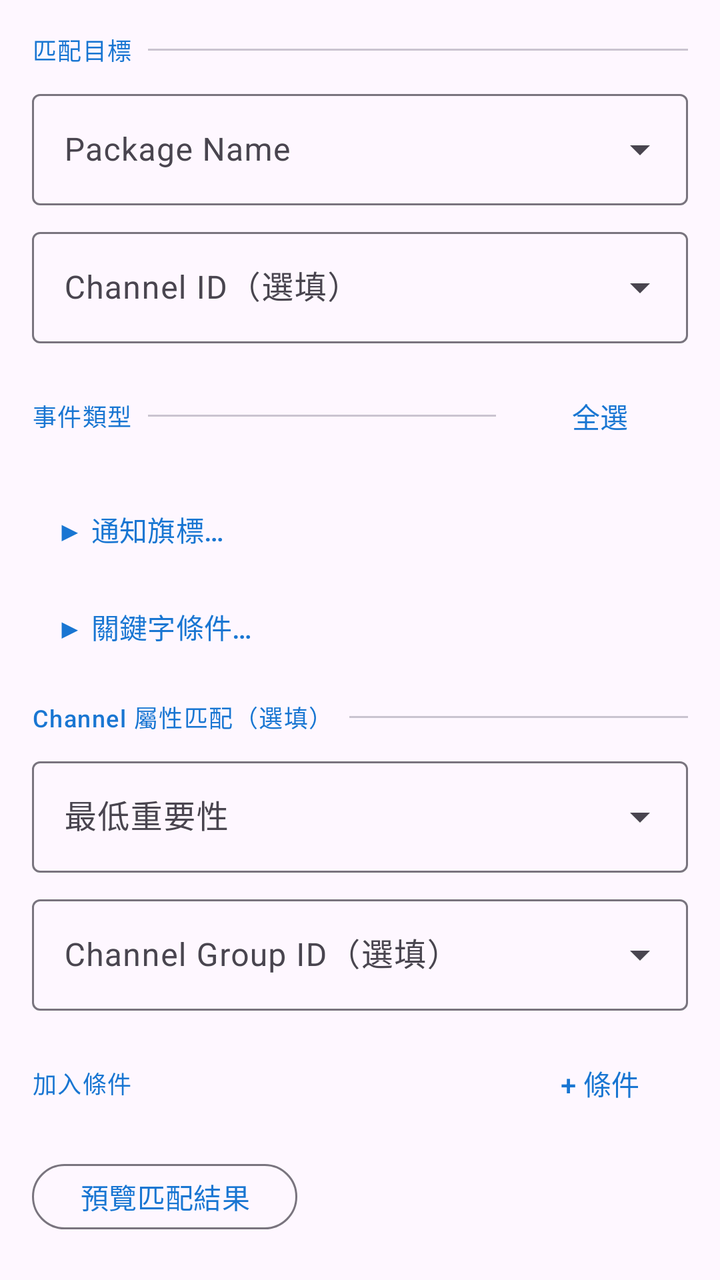
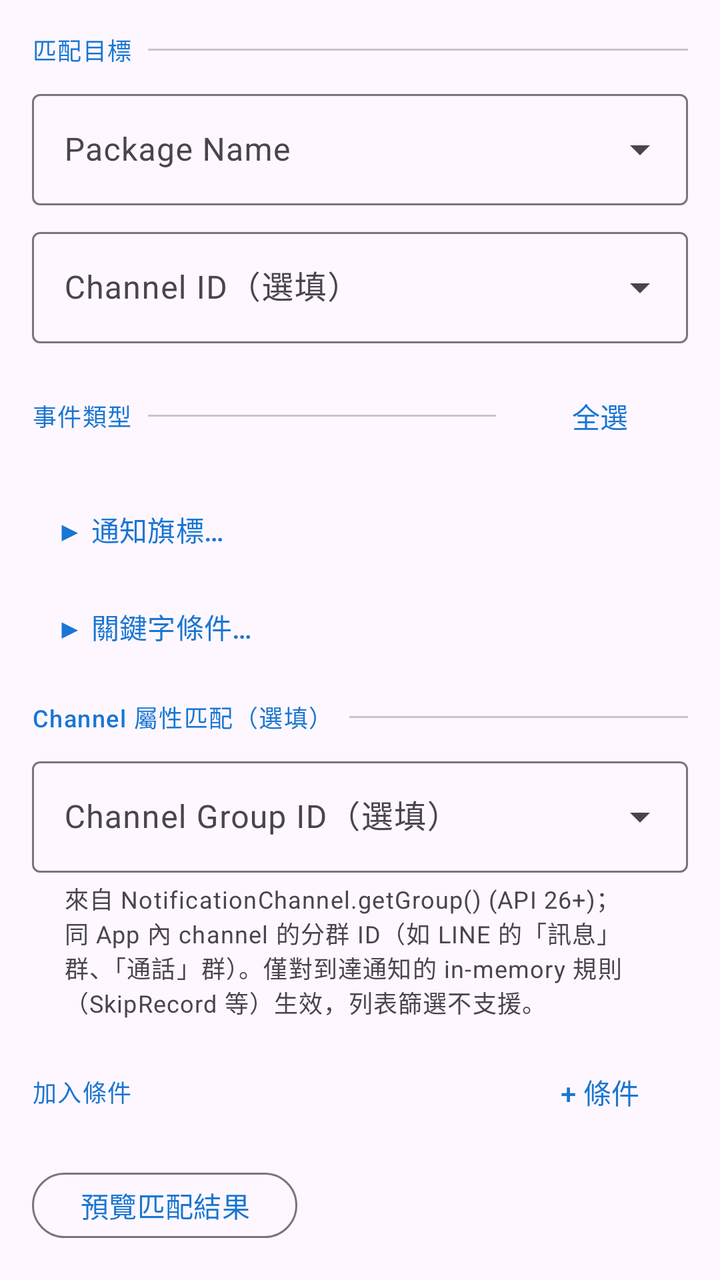

Compare the two renders of this Android layout. The source of the first and the diff that turns it into the second are given below.
<!-- AndroidManifest.xml: application theme Theme.NotificationMaster -->
<!-- res/layout/dialog_add_filter_rule.xml -->
<?xml version="1.0" encoding="utf-8"?>
<ScrollView xmlns:android="http://schemas.android.com/apk/res/android"
    xmlns:app="http://schemas.android.com/apk/res-auto"
    android:layout_width="match_parent"
    android:layout_height="wrap_content"
    android:padding="16dp">

    <LinearLayout
        android:layout_width="match_parent"
        android:layout_height="wrap_content"
        android:orientation="vertical">

        
        <com.google.android.material.textfield.TextInputLayout
            android:id="@+id/layout_category"
            style="@style/Widget.Material3.TextInputLayout.OutlinedBox.ExposedDropdownMenu"
            android:layout_width="match_parent"
            android:layout_height="wrap_content"
            android:hint="@string/filter_dialog_category"
            android:layout_marginBottom="8dp"
            android:visibility="gone">

            <com.google.android.material.textfield.MaterialAutoCompleteTextView
                android:id="@+id/dropdown_category"
                android:layout_width="match_parent"
                android:layout_height="wrap_content"
                android:inputType="none"
                android:editable="false" />

        </com.google.android.material.textfield.TextInputLayout>

        
        <LinearLayout
            android:id="@+id/section_header_target"
            android:layout_width="match_parent"
            android:layout_height="wrap_content"
            android:orientation="horizontal"
            android:gravity="center_vertical"
            android:layout_marginBottom="8dp">

            <com.google.android.material.textview.MaterialTextView
                android:layout_width="wrap_content"
                android:layout_height="wrap_content"
                android:text="@string/filter_section_target"
                android:textAppearance="?attr/textAppearanceLabelMedium"
                android:textColor="?attr/colorPrimary" />

            <com.google.android.material.divider.MaterialDivider
                android:layout_width="0dp"
                android:layout_height="wrap_content"
                android:layout_weight="1"
                android:layout_marginStart="8dp" />
        </LinearLayout>

        
        <com.google.android.material.textfield.TextInputLayout
            android:id="@+id/layout_package_name"
            style="@style/Widget.Material3.TextInputLayout.OutlinedBox.ExposedDropdownMenu"
            android:layout_width="match_parent"
            android:layout_height="wrap_content"
            android:hint="@string/filter_dialog_package_name"
            android:layout_marginBottom="8dp">

            <com.google.android.material.textfield.MaterialAutoCompleteTextView
                android:id="@+id/edit_package_name"
                android:layout_width="match_parent"
                android:layout_height="wrap_content"
                android:inputType="textNoSuggestions"
                android:completionThreshold="1" />
        </com.google.android.material.textfield.TextInputLayout>

        
        <com.google.android.material.textfield.TextInputLayout
            android:id="@+id/layout_channel_id"
            style="@style/Widget.Material3.TextInputLayout.OutlinedBox.ExposedDropdownMenu"
            android:layout_width="match_parent"
            android:layout_height="wrap_content"
            android:hint="@string/filter_dialog_channel_id"
            android:layout_marginBottom="8dp">

            <com.google.android.material.textfield.MaterialAutoCompleteTextView
                android:id="@+id/edit_channel_id"
                android:layout_width="match_parent"
                android:layout_height="wrap_content"
                android:inputType="textNoSuggestions"
                android:completionThreshold="1" />
        </com.google.android.material.textfield.TextInputLayout>

        
        <LinearLayout
            android:id="@+id/section_header_event_types"
            android:layout_width="match_parent"
            android:layout_height="wrap_content"
            android:orientation="horizontal"
            android:gravity="center_vertical"
            android:layout_marginTop="8dp"
            android:layout_marginBottom="8dp">

            <com.google.android.material.textview.MaterialTextView
                android:layout_width="wrap_content"
                android:layout_height="wrap_content"
                android:text="@string/filter_dialog_event_types"
                android:textAppearance="?attr/textAppearanceLabelMedium"
                android:textColor="?attr/colorPrimary" />

            <com.google.android.material.divider.MaterialDivider
                android:layout_width="0dp"
                android:layout_height="wrap_content"
                android:layout_weight="1"
                android:layout_marginStart="8dp"
                android:layout_marginEnd="8dp" />

            <com.google.android.material.button.MaterialButton
                android:id="@+id/btn_select_all"
                style="@style/Widget.Material3.Button.TextButton"
                android:layout_width="wrap_content"
                android:layout_height="wrap_content"
                android:text="@string/filter_select_all"
                android:minHeight="36dp" />
        </LinearLayout>

        
        <LinearLayout
            android:id="@+id/container_event_types"
            android:layout_width="match_parent"
            android:layout_height="wrap_content"
            android:orientation="vertical"
            android:paddingStart="8dp"
            android:paddingEnd="0dp"
            android:descendantFocusability="blocksDescendants" />

        
        <com.google.android.material.button.MaterialButton
            android:id="@+id/btn_toggle_flags"
            style="@style/Widget.Material3.Button.TextButton"
            android:layout_width="wrap_content"
            android:layout_height="wrap_content"
            android:layout_marginTop="8dp"
            android:text="@string/filter_flags_expand"
            android:minHeight="36dp" />

        <LinearLayout
            android:id="@+id/layout_flags_section"
            android:layout_width="match_parent"
            android:layout_height="wrap_content"
            android:orientation="vertical"
            android:paddingStart="8dp"
            android:paddingEnd="0dp"
            android:visibility="gone">

            
            <LinearLayout
                android:layout_width="match_parent"
                android:layout_height="wrap_content"
                android:orientation="horizontal"
                android:gravity="center_vertical"
                android:layout_marginBottom="8dp">

                <com.google.android.material.textview.MaterialTextView
                    android:layout_width="wrap_content"
                    android:layout_height="wrap_content"
                    android:text="@string/filter_flags_title"
                    android:textAppearance="?attr/textAppearanceLabelMedium"
                    android:textColor="?attr/colorPrimary" />

                <com.google.android.material.divider.MaterialDivider
                    android:layout_width="0dp"
                    android:layout_height="wrap_content"
                    android:layout_weight="1"
                    android:layout_marginStart="8dp" />
            </LinearLayout>

            
            <LinearLayout
                android:id="@+id/container_flags"
                android:layout_width="match_parent"
                android:layout_height="wrap_content"
                android:orientation="vertical" />

            
            <LinearLayout
                android:layout_width="match_parent"
                android:layout_height="wrap_content"
                android:orientation="horizontal"
                android:gravity="center_vertical"
                android:layout_marginTop="12dp"
                android:layout_marginBottom="8dp">

                <com.google.android.material.textview.MaterialTextView
                    android:layout_width="wrap_content"
                    android:layout_height="wrap_content"
                    android:text="@string/filter_derived_title"
                    android:textAppearance="?attr/textAppearanceLabelMedium"
                    android:textColor="?attr/colorPrimary" />

                <com.google.android.material.divider.MaterialDivider
                    android:layout_width="0dp"
                    android:layout_height="wrap_content"
                    android:layout_weight="1"
                    android:layout_marginStart="8dp" />
            </LinearLayout>

            
            <LinearLayout
                android:id="@+id/container_derived"
                android:layout_width="match_parent"
                android:layout_height="wrap_content"
                android:orientation="vertical" />

        </LinearLayout>

        
        <com.google.android.material.button.MaterialButton
            android:id="@+id/btn_toggle_keyword"
            style="@style/Widget.Material3.Button.TextButton"
            android:layout_width="wrap_content"
            android:layout_height="wrap_content"
            android:layout_marginTop="8dp"
            android:text="@string/filter_keyword_expand"
            android:minHeight="36dp" />

        <LinearLayout
            android:id="@+id/layout_keyword_section"
            android:layout_width="match_parent"
            android:layout_height="wrap_content"
            android:orientation="vertical"
            android:paddingStart="8dp"
            android:paddingEnd="0dp"
            android:visibility="gone">

            <com.google.android.material.textfield.TextInputLayout
                android:id="@+id/layout_keyword_pattern"
                style="@style/Widget.Material3.TextInputLayout.OutlinedBox"
                android:layout_width="match_parent"
                android:layout_height="wrap_content"
                android:layout_marginTop="4dp"
                android:hint="@string/filter_keyword_pattern_hint">

                <com.google.android.material.textfield.TextInputEditText
                    android:id="@+id/edit_keyword_pattern"
                    android:layout_width="match_parent"
                    android:layout_height="wrap_content" />

            </com.google.android.material.textfield.TextInputLayout>

            
            <com.google.android.material.textview.MaterialTextView
                android:layout_width="wrap_content"
                android:layout_height="wrap_content"
                android:text="@string/filter_keyword_fields_label"
                android:textAppearance="?attr/textAppearanceLabelSmall"
                android:textColor="?android:attr/textColorSecondary"
                android:layout_marginTop="8dp"
                android:layout_marginBottom="4dp" />

            
            <LinearLayout
                android:id="@+id/container_keyword_fields"
                android:layout_width="match_parent"
                android:layout_height="wrap_content"
                android:orientation="vertical"
                android:descendantFocusability="blocksDescendants" />

            
            <com.google.android.material.materialswitch.MaterialSwitch
                android:id="@+id/switch_keyword_regex"
                android:layout_width="match_parent"
                android:layout_height="wrap_content"
                android:layout_marginTop="4dp"
                android:text="@string/filter_keyword_regex" />

        </LinearLayout>

        
        <LinearLayout
            android:id="@+id/section_header_channel_property"
            android:layout_width="match_parent"
            android:layout_height="wrap_content"
            android:orientation="horizontal"
            android:gravity="center_vertical"
            android:layout_marginTop="16dp"
            android:layout_marginBottom="8dp">

            <com.google.android.material.textview.MaterialTextView
                android:id="@+id/label_channel_property"
                android:layout_width="wrap_content"
                android:layout_height="wrap_content"
                android:text="@string/filter_channel_property_title"
                android:textAppearance="?attr/textAppearanceLabelMedium"
                android:textColor="?attr/colorPrimary" />

            <com.google.android.material.divider.MaterialDivider
                android:layout_width="0dp"
                android:layout_height="wrap_content"
                android:layout_weight="1"
                android:layout_marginStart="8dp" />
        </LinearLayout>

        <com.google.android.material.textfield.TextInputLayout
            android:id="@+id/layout_min_importance"
            style="@style/Widget.Material3.TextInputLayout.OutlinedBox.ExposedDropdownMenu"
            android:layout_width="match_parent"
            android:layout_height="wrap_content"
            android:layout_marginBottom="8dp"
            android:hint="@string/filter_min_importance">

            <com.google.android.material.textfield.MaterialAutoCompleteTextView
                android:id="@+id/dropdown_min_importance"
                android:layout_width="match_parent"
                android:layout_height="wrap_content"
                android:inputType="none"
                android:editable="false" />

        </com.google.android.material.textfield.TextInputLayout>

        <com.google.android.material.textfield.TextInputLayout
            android:id="@+id/layout_group_id"
            style="@style/Widget.Material3.TextInputLayout.OutlinedBox.ExposedDropdownMenu"
            android:layout_width="match_parent"
            android:layout_height="wrap_content"
            android:hint="@string/filter_group_id">

            <com.google.android.material.textfield.MaterialAutoCompleteTextView
                android:id="@+id/edit_group_id"
                android:layout_width="match_parent"
                android:layout_height="wrap_content"
                android:inputType="textNoSuggestions"
                android:completionThreshold="1" />

        </com.google.android.material.textfield.TextInputLayout>

        
        <LinearLayout
            android:id="@+id/layout_field_predicates_section"
            android:layout_width="match_parent"
            android:layout_height="wrap_content"
            android:orientation="vertical"
            android:layout_marginTop="16dp">

            <LinearLayout
                android:layout_width="match_parent"
                android:layout_height="wrap_content"
                android:orientation="horizontal"
                android:gravity="center_vertical">

                <com.google.android.material.textview.MaterialTextView
                    android:layout_width="0dp"
                    android:layout_weight="1"
                    android:layout_height="wrap_content"
                    android:text="@string/filter_section_field_predicates"
                    android:textAppearance="?attr/textAppearanceLabelMedium"
                    android:textColor="?attr/colorPrimary" />

                <com.google.android.material.button.MaterialButton
                    android:id="@+id/btn_add_field_predicate"
                    style="@style/Widget.Material3.Button.TextButton"
                    android:layout_width="wrap_content"
                    android:layout_height="wrap_content"
                    android:text="@string/filter_add_field_predicate"
                    android:minHeight="36dp" />
            </LinearLayout>

            <LinearLayout
                android:id="@+id/container_field_predicates"
                android:layout_width="match_parent"
                android:layout_height="wrap_content"
                android:orientation="vertical" />
        </LinearLayout>

        
        <LinearLayout
            android:id="@+id/layout_list_filter_settings"
            android:layout_width="match_parent"
            android:layout_height="wrap_content"
            android:orientation="vertical"
            android:visibility="gone"
            android:layout_marginTop="16dp">

            <com.google.android.material.textview.MaterialTextView
                android:layout_width="wrap_content"
                android:layout_height="wrap_content"
                android:text="@string/filter_section_list_filter"
                android:textAppearance="?attr/textAppearanceLabelMedium"
                android:textColor="?attr/colorPrimary"
                android:layout_marginBottom="8dp" />

            <com.google.android.material.textfield.TextInputLayout
                android:layout_width="match_parent"
                android:layout_height="wrap_content"
                android:hint="@string/filter_list_order"
                style="@style/Widget.Material3.TextInputLayout.OutlinedBox.ExposedDropdownMenu">

                <com.google.android.material.textfield.MaterialAutoCompleteTextView
                    android:id="@+id/dropdown_list_order"
                    android:layout_width="match_parent"
                    android:layout_height="wrap_content"
                    android:inputType="none"
                    android:focusable="false" />
            </com.google.android.material.textfield.TextInputLayout>

            <com.google.android.material.materialswitch.MaterialSwitch
                android:id="@+id/switch_list_dedup"
                android:layout_width="wrap_content"
                android:layout_height="wrap_content"
                android:layout_marginTop="8dp"
                android:text="@string/filter_list_dedup" />

            <com.google.android.material.textfield.TextInputLayout
                android:layout_width="match_parent"
                android:layout_height="wrap_content"
                android:layout_marginTop="8dp"
                android:hint="@string/filter_list_limit"
                style="@style/Widget.Material3.TextInputLayout.OutlinedBox.Dense">

                <com.google.android.material.textfield.TextInputEditText
                    android:id="@+id/edit_list_limit"
                    android:layout_width="match_parent"
                    android:layout_height="wrap_content"
                    android:inputType="number"
                    android:maxLines="1" />
            </com.google.android.material.textfield.TextInputLayout>
        </LinearLayout>

        
        <LinearLayout
            android:id="@+id/layout_action_settings"
            android:layout_width="match_parent"
            android:layout_height="wrap_content"
            android:orientation="vertical"
            android:visibility="gone">

            <LinearLayout
                android:layout_width="match_parent"
                android:layout_height="wrap_content"
                android:orientation="horizontal"
                android:gravity="center_vertical"
                android:layout_marginTop="16dp"
                android:layout_marginBottom="8dp">

                <com.google.android.material.textview.MaterialTextView
                    android:layout_width="wrap_content"
                    android:layout_height="wrap_content"
                    android:text="@string/filter_section_action"
                    android:textAppearance="?attr/textAppearanceLabelMedium"
                    android:textColor="?attr/colorPrimary" />

                <com.google.android.material.divider.MaterialDivider
                    android:layout_width="0dp"
                    android:layout_height="wrap_content"
                    android:layout_weight="1"
                    android:layout_marginStart="8dp" />
            </LinearLayout>

            
            <com.google.android.material.textfield.TextInputLayout
                android:id="@+id/layout_dismiss_delay"
                style="@style/Widget.Material3.TextInputLayout.OutlinedBox.ExposedDropdownMenu"
                android:layout_width="match_parent"
                android:layout_height="wrap_content"
                android:hint="@string/filter_dismiss_delay"
                android:layout_marginBottom="8dp"
                android:visibility="gone">

                <com.google.android.material.textfield.MaterialAutoCompleteTextView
                    android:id="@+id/dropdown_dismiss_delay"
                    android:layout_width="match_parent"
                    android:layout_height="wrap_content"
                    android:inputType="none"
                    android:editable="false" />

            </com.google.android.material.textfield.TextInputLayout>

            
            <com.google.android.material.textfield.TextInputLayout
                android:id="@+id/layout_dismiss_delay_custom"
                style="@style/Widget.Material3.TextInputLayout.OutlinedBox"
                android:layout_width="match_parent"
                android:layout_height="wrap_content"
                android:hint="@string/filter_dismiss_delay_custom_hint"
                android:layout_marginBottom="8dp"
                android:visibility="gone">

                <com.google.android.material.textfield.TextInputEditText
                    android:id="@+id/edit_dismiss_delay_custom"
                    android:layout_width="match_parent"
                    android:layout_height="wrap_content"
                    android:inputType="number" />

            </com.google.android.material.textfield.TextInputLayout>

            
            <com.google.android.material.button.MaterialButton
                android:id="@+id/btn_choose_sound"
                style="@style/Widget.Material3.Button.OutlinedButton"
                android:layout_width="match_parent"
                android:layout_height="wrap_content"
                android:layout_marginBottom="8dp"
                android:text="@string/filter_alert_choose_sound"
                android:visibility="gone" />

            
            <com.google.android.material.materialswitch.MaterialSwitch
                android:id="@+id/switch_alert_vibrate"
                android:layout_width="match_parent"
                android:layout_height="wrap_content"
                android:text="@string/filter_alert_vibrate"
                android:checked="true"
                android:visibility="gone" />

            
            <com.google.android.material.materialswitch.MaterialSwitch
                android:id="@+id/switch_alarm_stream"
                android:layout_width="match_parent"
                android:layout_height="wrap_content"
                android:text="@string/filter_alert_alarm_stream"
                android:checked="true"
                android:visibility="gone" />

        </LinearLayout>

        
        <LinearLayout
            android:layout_width="match_parent"
            android:layout_height="wrap_content"
            android:orientation="horizontal"
            android:gravity="center_vertical"
            android:layout_marginTop="16dp">

            <com.google.android.material.button.MaterialButton
                android:id="@+id/btn_preview_match"
                style="@style/Widget.Material3.Button.OutlinedButton"
                android:layout_width="wrap_content"
                android:layout_height="wrap_content"
                android:text="@string/filter_preview_match"
                android:minHeight="36dp" />

            <com.google.android.material.textview.MaterialTextView
                android:id="@+id/text_preview_count"
                android:layout_width="0dp"
                android:layout_weight="1"
                android:layout_height="wrap_content"
                android:layout_marginStart="12dp"
                android:gravity="end"
                android:textAppearance="?attr/textAppearanceBodyMedium"
                android:textColor="?attr/colorOnSurfaceVariant" />
        </LinearLayout>

    </LinearLayout>
</ScrollView>
<!-- resources referenced by this layout -->
<resources>
  <string name="filter_add_field_predicate">+ 條件</string>
  <string name="filter_alert_alarm_stream">使用鬧鈴通道（不受靜音影響）</string>
  <string name="filter_alert_choose_sound">選擇提醒鈴聲</string>
  <string name="filter_alert_vibrate">振動</string>
  <string name="filter_channel_property_title">Channel 屬性匹配（選填）</string>
  <string name="filter_derived_title">推斷屬性</string>
  <string name="filter_dialog_category">規則類別</string>
  <string name="filter_dialog_channel_id">Channel ID（選填）</string>
  <string name="filter_dialog_event_types">事件類型</string>
  <string name="filter_dialog_package_name">Package Name</string>
  <string name="filter_dismiss_delay">清除延遲</string>
  <string name="filter_dismiss_delay_custom_hint">分鐘</string>
  <string name="filter_flags_expand">▶ 通知旗標…</string>
  <string name="filter_flags_title">通知旗標</string>
  <string name="filter_group_id">Channel Group ID（選填）</string>
  <string name="filter_keyword_expand">▶ 關鍵字條件…</string>
  <string name="filter_keyword_fields_label">搜尋欄位：</string>
  <string name="filter_keyword_pattern_hint">搜尋關鍵字或正規表示式</string>
  <string name="filter_keyword_regex">使用正規表示式</string>
  <string name="filter_list_dedup">去除重複</string>
  <string name="filter_list_limit">筆數上限（留空 = 不限）</string>
  <string name="filter_list_order">排序</string>
  <string name="filter_min_importance">最低重要性</string>
  <string name="filter_preview_match">預覽匹配結果</string>
  <string name="filter_section_action">動作設定</string>
  <string name="filter_section_field_predicates">加入條件</string>
  <string name="filter_section_list_filter">列表設定</string>
  <string name="filter_section_target">匹配目標</string>
  <string name="filter_select_all">全選</string>
  <style name="Theme.NotificationMaster" parent="Theme.Material3.DayNight.NoActionBar">
          
          <item name="colorPrimary">@color/primary</item>
          <item name="colorPrimaryVariant">@color/primary_dark</item>
          <item name="colorOnPrimary">@color/white</item>
  
          
          <item name="colorSecondary">@color/secondary</item>
          <item name="colorSecondaryVariant">@color/secondary_dark</item>
          <item name="colorOnSecondary">@color/black</item>
  
          
          <item name="android:statusBarColor">?attr/colorPrimaryVariant</item>
  
          
      </style>
  <color name="primary">#1976D2</color>
  <color name="primary_dark">#1565C0</color>
  <color name="white">#FFFFFF</color>
  <color name="secondary">#FF9800</color>
  <color name="secondary_dark">#F57C00</color>
  <color name="black">#000000</color>
</resources>

<!-- the commit's change to res/layout/dialog_add_filter_rule.xml (unified diff, before → after) -->
@@ -171,6 +171,15 @@
             </LinearLayout>
 
             
+            <com.google.android.material.textview.MaterialTextView
+                android:layout_width="match_parent"
+                android:layout_height="wrap_content"
+                android:text="@string/flag_state_legend"
+                android:textAppearance="?attr/textAppearanceBodySmall"
+                android:textColor="?attr/colorOnSurfaceVariant"
+                android:layout_marginBottom="8dp" />
+
+            
             <LinearLayout
                 android:id="@+id/container_flags"
                 android:layout_width="match_parent"
@@ -296,29 +305,16 @@
                 android:layout_marginStart="8dp" />
         </LinearLayout>
 
-        <com.google.android.material.textfield.TextInputLayout
-            android:id="@+id/layout_min_importance"
-            style="@style/Widget.Material3.TextInputLayout.OutlinedBox.ExposedDropdownMenu"
-            android:layout_width="match_parent"
-            android:layout_height="wrap_content"
-            android:layout_marginBottom="8dp"
-            android:hint="@string/filter_min_importance">
-
-            <com.google.android.material.textfield.MaterialAutoCompleteTextView
-                android:id="@+id/dropdown_min_importance"
-                android:layout_width="match_parent"
-                android:layout_height="wrap_content"
-                android:inputType="none"
-                android:editable="false" />
-
-        </com.google.android.material.textfield.TextInputLayout>
+        
 
         <com.google.android.material.textfield.TextInputLayout
             android:id="@+id/layout_group_id"
             style="@style/Widget.Material3.TextInputLayout.OutlinedBox.ExposedDropdownMenu"
             android:layout_width="match_parent"
             android:layout_height="wrap_content"
-            android:hint="@string/filter_group_id">
+            android:hint="@string/filter_group_id"
+            app:helperTextEnabled="true"
+            app:helperText="@string/filter_group_id_hint">
 
             <com.google.android.material.textfield.MaterialAutoCompleteTextView
                 android:id="@+id/edit_group_id"
<!-- resource entries referenced after the edit -->
@@ -15,6 +15,7 @@
   <string name="filter_flags_expand">▶ 通知旗標…</string>
   <string name="filter_flags_title">通知旗標</string>
   <string name="filter_group_id">Channel Group ID（選填）</string>
+  <string name="filter_group_id_hint">來自 NotificationChannel.getGroup() (API 26+)；同 App 內 channel 的分群 ID（如 LINE 的「訊息」群、「通話」群）。僅對到達通知的 in-memory 規則（SkipRecord 等）生效，列表篩選不支援。</string>
   <string name="filter_keyword_expand">▶ 關鍵字條件…</string>
   <string name="filter_keyword_fields_label">搜尋欄位：</string>
   <string name="filter_keyword_pattern_hint">搜尋關鍵字或正規表示式</string>
@@ -22,13 +23,13 @@
   <string name="filter_list_dedup">去除重複</string>
   <string name="filter_list_limit">筆數上限（留空 = 不限）</string>
   <string name="filter_list_order">排序</string>
-  <string name="filter_min_importance">最低重要性</string>
   <string name="filter_preview_match">預覽匹配結果</string>
   <string name="filter_section_action">動作設定</string>
   <string name="filter_section_field_predicates">加入條件</string>
   <string name="filter_section_list_filter">列表設定</string>
   <string name="filter_section_target">匹配目標</string>
   <string name="filter_select_all">全選</string>
+  <string name="flag_state_legend">三態：✓ 必須 ／ ✗ 排除 ／ — 不限</string>
   <style name="Theme.NotificationMaster" parent="Theme.Material3.DayNight.NoActionBar">
           
           <item name="colorPrimary">@color/primary</item>
